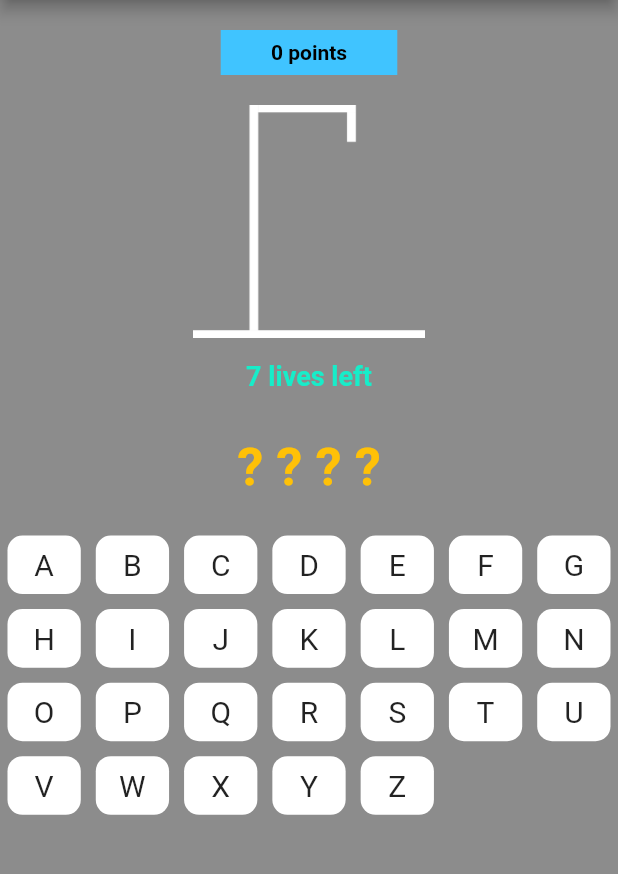
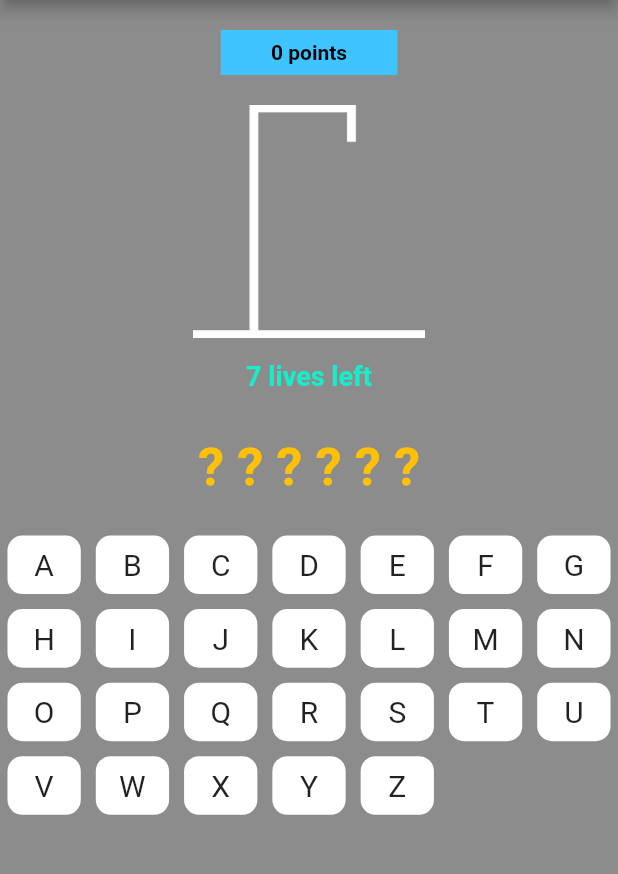
Before and after one commit to Dcastro99/hangManFlutter, a Flutter app: the screen it shows after launch, on a phone screen of 412 x 824 dp, the part 84-958 px from its top. Run offline on Flutter 3.47's test engine with Material 2 defaults, Android fonts, the phone set to English and light mode, and no system bars; our stand-ins replace audioplayers, google_fonts.

```diff
--- a/lib/utils.dart
+++ b/lib/utils.dart
@@ -7,13 +7,22 @@ TextStyle retroStyle(double size, [Color? color, FontWeight? fw]) {
 }
 
 List wordlist = [
-  // 'FLUTTER',
-  // 'DART',
-  // 'ANDROID',
-  // 'IOS',
-  // 'MOBILE',
-  // 'DESKTOP',
-  'POOP'
+  'CAR',
+  'BAT',
+  'DOG',
+  'COOKIES',
+  'RUSTY',
+  'BEANS',
+  'POOP',
+  'BIRD',
+  'BANANA',
+  'TRUCK',
+  'ROBOT',
+  'POP',
+  'GRAMMY',
+  'DOODY',
+  'KITE',
+  'MARIO'
 ];
 
 List<String> letters = [
```
Also changed, not shown: lib/gamescreen.dart (+13 -2 lines).
